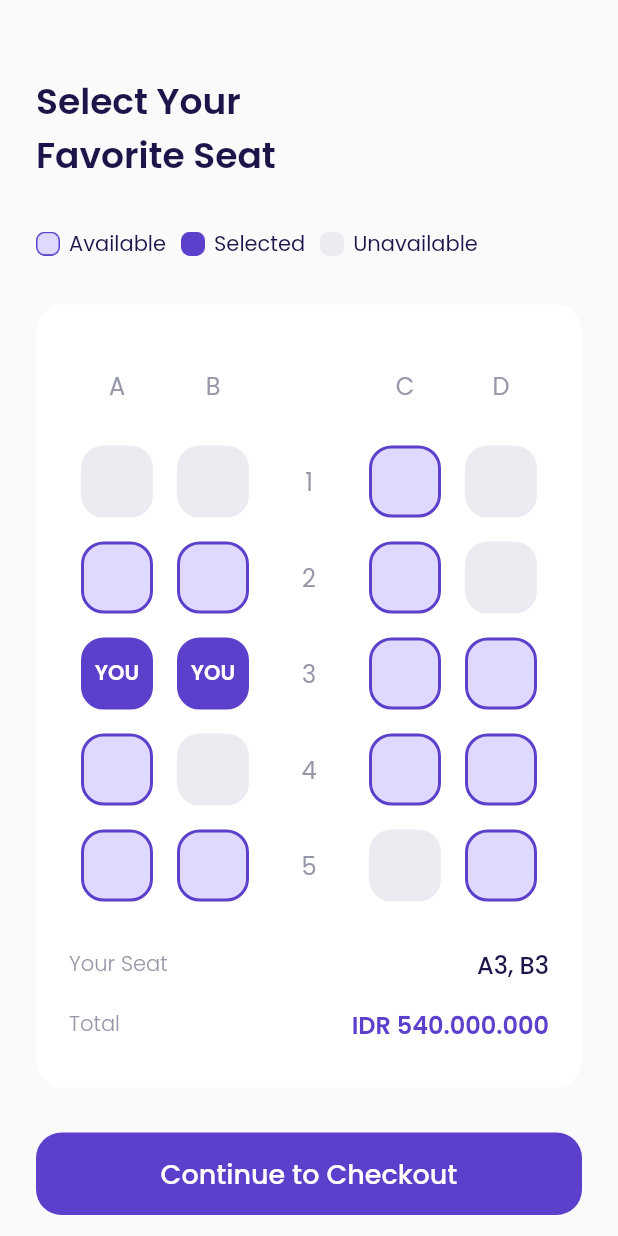
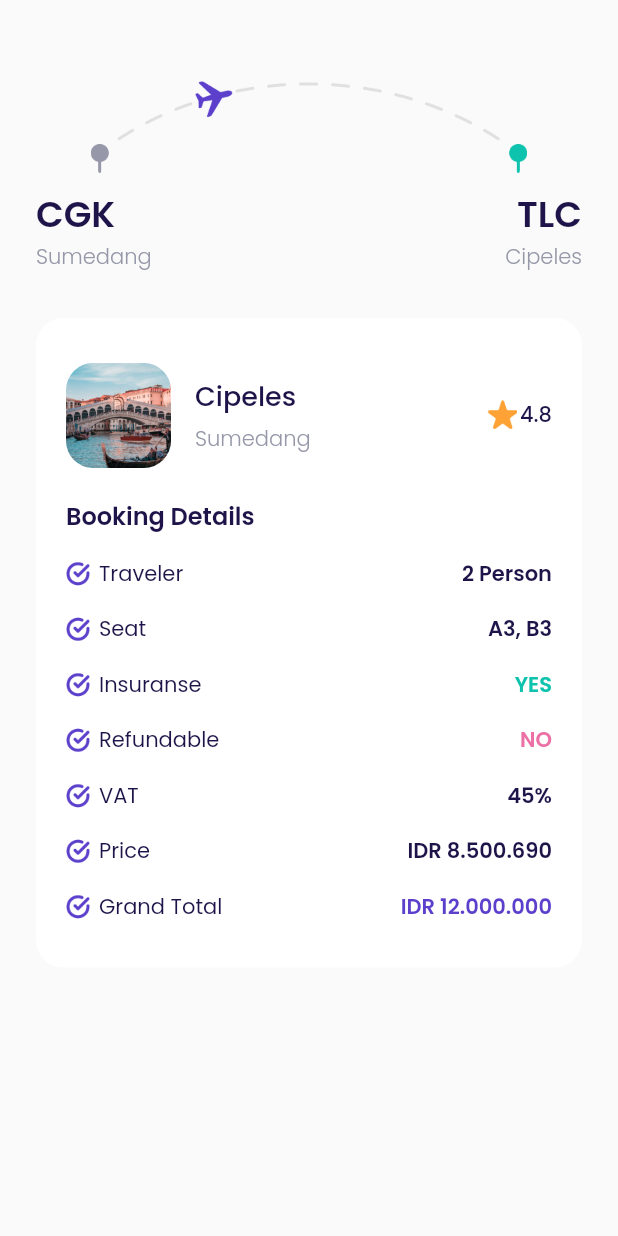
Before and after one commit to numanizudin/airplane, a Flutter app: the ChooseSeatPage screen opened directly, after a tap on "Continue to Checkout", on a phone screen of 412 x 824 dp. Run offline on Flutter 3.47's test engine with Material 2 defaults, Android fonts, the phone set to English and light mode, and no system bars; our stand-ins replace google_fonts.

Commit message:
Booking Details

```diff
--- /dev/null
+++ b/lib/ui/pages/checkout_page.dart
@@ -0,0 +1,216 @@
+import 'package:airplane/shared/theme.dart';
+import 'package:airplane/ui/widgets/booking_details_item.dart';
+import 'package:flutter/material.dart';
+
+class CheckoutPage extends StatelessWidget {
+  const CheckoutPage({Key? key}) : super(key: key);
+
+  @override
+  Widget build(BuildContext context) {
+    Widget route() {
+      return Container(
+        margin: EdgeInsets.only(top: 50),
+        child: Column(
+          children: [
+            Container(
+              width: 291,
+              height: 65,
+              margin: EdgeInsets.only(bottom: 10),
+              decoration: BoxDecoration(
+                image: DecorationImage(
+                  image: AssetImage('assets/image_checkout.png'),
+                ),
+              ),
+            ),
+            Row(
+              mainAxisAlignment: MainAxisAlignment.spaceBetween,
+              children: [
+                Column(
+                  crossAxisAlignment: CrossAxisAlignment.start,
+                  children: [
+                    Text(
+                      'CGK',
+                      style: blackTextStyle.copyWith(
+                        fontSize: 24,
+                        fontWeight: semiBold,
+                      ),
+                    ),
+                    Text(
+                      'Sumedang',
+                      style: greyTextStyle.copyWith(
+                        fontWeight: light,
+                      ),
+                    ),
+                  ],
+                ),
+                Column(
+                  crossAxisAlignment: CrossAxisAlignment.end,
+                  children: [
+                    Text(
+                      'TLC',
+                      style: blackTextStyle.copyWith(
+                        fontSize: 24,
+                        fontWeight: semiBold,
+                      ),
+                    ),
+                    Text(
+                      'Cipeles',
+                      style: greyTextStyle.copyWith(
+                        fontWeight: light,
+                      ),
+                    ),
+                  ],
+                ),
+              ],
+            ),
+          ],
+        ),
+      );
+    }
+
+    Widget bookingDetails() {
+      return Container(
+        margin: EdgeInsets.only(top: 30),
+        padding: EdgeInsets.symmetric(
+          horizontal: 20,
+          vertical: 30,
+        ),
+        decoration: BoxDecoration(
+          borderRadius: BorderRadius.circular(18),
+          color: kWhiteColor,
+        ),
+        child: Column(
+          crossAxisAlignment: CrossAxisAlignment.start,
+          children: [
+            // NOTE: DESTINATION TILE
+            Row(
+              children: [
+                Container(
+                  height: 70,
+                  width: 70,
+                  margin: EdgeInsets.only(right: 16),
+                  decoration: BoxDecoration(
+                    borderRadius: BorderRadius.circular(18),
+                    image: DecorationImage(
+                      fit: BoxFit.cover,
+                      image: AssetImage(
+                        'assets/image_destination1.png',
+                      ),
+                    ),
+                  ),
+                ),
+                Expanded(
+                  child: Column(
+                    crossAxisAlignment: CrossAxisAlignment.start,
+                    children: [
+                      Text(
+                        'Cipeles',
+                        style: blackTextStyle.copyWith(
+                          fontSize: 18,
+                          fontWeight: medium,
+                        ),
+                      ),
+                      SizedBox(height: 5),
+                      Text(
+                        'Sumedang',
+                        style: greyTextStyle.copyWith(
+                          fontWeight: light,
+                        ),
+                      ),
+                    ],
+                  ),
+                ),
+                Row(
+                  mainAxisAlignment: MainAxisAlignment.center,
+                  crossAxisAlignment: CrossAxisAlignment.start,
+                  children: [
+                    Container(
+                      height: 20,
+                      width: 20,
+                      margin: EdgeInsets.only(right: 2),
+                      decoration: BoxDecoration(
+                        image: DecorationImage(
+                          image: AssetImage(
+                            'assets/icon_star.png',
+                          ),
+                        ),
+                      ),
+                    ),
+                    Text(
+                      '4.8',
+                      style: blackTextStyle.copyWith(
+                        fontWeight: medium,
+                      ),
+                    ),
+                  ],
+                ),
+              ],
+            ),
+
+            // NOTE: BOOKING DETAILS TEXT
+            Container(
+              margin: EdgeInsets.only(top: 20),
+              child: Text(
+                'Booking Details',
+                style: blackTextStyle.copyWith(
+                  fontSize: 16,
+                  fontWeight: semiBold,
+                ),
+              ),
+            ),
+
+            // NOTE: BOOKING DETAILS ITEM
+            BookingDetailsItem(
+              title: 'Traveler',
+              valueText: '2 Person',
+              valueColor: kBlackColor,
+            ),
+            BookingDetailsItem(
+              title: 'Seat',
+              valueText: 'A3, B3',
+              valueColor: kBlackColor,
+            ),
+            BookingDetailsItem(
+              title: 'Insuranse',
+              valueText: 'YES',
+              valueColor: kGreenColor,
+            ),
+            BookingDetailsItem(
+              title: 'Refundable',
+              valueText: 'NO',
+              valueColor: kRedColor,
+            ),
+            BookingDetailsItem(
+              title: 'VAT',
+              valueText: '45%',
+              valueColor: kBlackColor,
+            ),
+            BookingDetailsItem(
+              title: 'Price',
+              valueText: 'IDR 8.500.690',
+              valueColor: kBlackColor,
+            ),
+            BookingDetailsItem(
+              title: 'Grand Total',
+              valueText: 'IDR 12.000.000',
+              valueColor: kPrimaryColor,
+            ),
+          ],
+        ),
+      );
+    }
+
+    return Scaffold(
+      backgroundColor: kBackgroundColor,
+      body: ListView(
+        padding: EdgeInsets.symmetric(
+          horizontal: defaultMargin,
+        ),
+        children: [
+          route(),
+          bookingDetails(),
+        ],
+      ),
+    );
+  }
+}
--- a/lib/ui/pages/choose_seat_page.dart
+++ b/lib/ui/pages/choose_seat_page.dart
@@ -1,4 +1,5 @@
 import 'package:airplane/shared/theme.dart';
+import 'package:airplane/ui/pages/checkout_page.dart';
 import 'package:airplane/ui/widgets/custom_button.dart';
 import 'package:airplane/ui/widgets/seat_item.dart';
 import 'package:flutter/material.dart';
@@ -312,7 +313,14 @@ class ChooseSeatPage extends StatelessWidget {
     Widget checkoutButton() {
       return CustomButton(
         title: 'Continue to Checkout',
-        onPressed: () {},
+        onPressed: () {
+          Navigator.push(
+            context,
+            MaterialPageRoute(
+              builder: (context) => CheckoutPage(),
+            ),
+          );
+        },
         margin: EdgeInsets.only(top: 30, bottom: 46),
       );
     }
--- /dev/null
+++ b/lib/ui/widgets/booking_details_item.dart
@@ -0,0 +1,50 @@
+import 'package:airplane/shared/theme.dart';
+import 'package:flutter/material.dart';
+
+class BookingDetailsItem extends StatelessWidget {
+  final String title;
+  final String valueText;
+  final Color valueColor;
+
+  const BookingDetailsItem({
+    Key? key,
+    required this.title,
+    required this.valueText,
+    required this.valueColor,
+  }) : super(key: key);
+
+  @override
+  Widget build(BuildContext context) {
+    return Container(
+      margin: EdgeInsets.only(top: 16),
+      child: Row(
+        children: [
+          Container(
+            width: 16,
+            height: 16,
+            margin: EdgeInsets.only(right: 6),
+            decoration: BoxDecoration(
+              image: DecorationImage(
+                image: AssetImage(
+                  'assets/icon_check.png',
+                ),
+              ),
+            ),
+          ),
+          Text(
+            title,
+            style: blackTextStyle,
+          ),
+          Spacer(),
+          Text(
+            valueText,
+            style: blackTextStyle.copyWith(
+              fontWeight: semiBold,
+              color: valueColor,
+            ),
+          ),
+        ],
+      ),
+    );
+  }
+}
```
